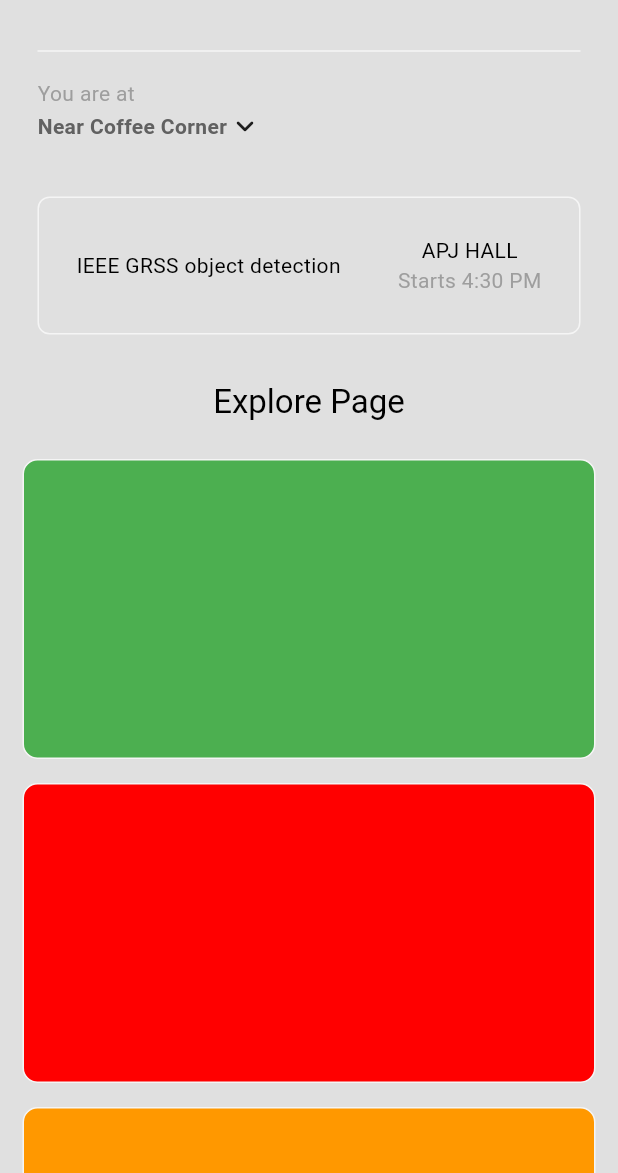
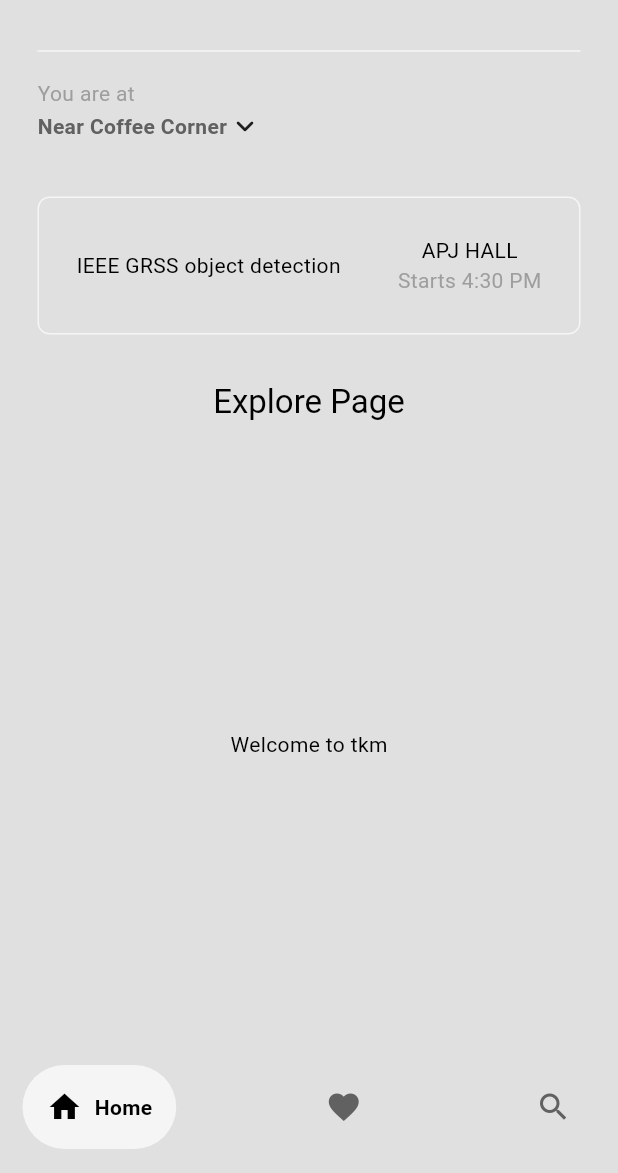
Before and after one commit to sadhav16/Dbms-Mini-Project, a Flutter app: the HomePage screen opened directly, on a phone screen of 412 x 824 dp, the part 63-1236 px from its top. Run offline on Flutter 3.47's test engine with Material 3 defaults, Android fonts, the light colour scheme and no system bars; drawn by our look-alikes of google_nav_bar.

Commit message:
Updated folder

```diff
--- /dev/null
+++ b/lib/components/my_bottom_nav_bar.dart
@@ -0,0 +1,74 @@
+import 'package:ccnewone/pages/explore_favortites_page.dart';
+import 'package:ccnewone/pages/explore_find_page.dart';
+import 'package:ccnewone/pages/explore_home_page.dart';
+import 'package:ccnewone/pages/home_page.dart';
+import 'package:ccnewone/pages/settings_page.dart';
+import 'package:flutter/material.dart';
+import 'package:flutter/widgets.dart';
+import 'package:google_nav_bar/google_nav_bar.dart';
+
+class MyBottomNavBar extends StatefulWidget {
+  const MyBottomNavBar({super.key});
+
+  @override
+  State<MyBottomNavBar> createState() => _MyBottomNavBarState();
+}
+
+class _MyBottomNavBarState extends State<MyBottomNavBar> {
+  int _selectedindex = 0;
+
+  void _navigateBottomBar(int index){
+    setState(() {
+      _selectedindex = index;
+    });
+  }
+
+
+  final List<Widget> _pages = [
+    ExploreHomePage(),
+    ExploreFavortitesPage(),
+    ExploreFindPage(),
+  ];
+
+  @override
+  Widget build(BuildContext context) {
+    return Scaffold(
+      body: _pages[_selectedindex],
+      bottomNavigationBar: Container(
+        color: Theme.of(context).colorScheme.surface,
+        child: Padding(
+          padding: const EdgeInsets.symmetric(horizontal:  15.0,vertical: 16),
+          child: GNav(
+            backgroundColor: Theme.of(context).colorScheme.surface,
+            color: Theme.of(context).colorScheme.inversePrimary,
+            tabBackgroundColor: Theme.of(context).colorScheme.secondary,
+            padding: EdgeInsets.all(16),
+            gap: 8,
+            selectedIndex: _selectedindex,
+            onTabChange: (index) {
+              setState(() {
+                _selectedindex = index;
+              });
+            },
+            tabs: const [
+              GButton(
+                icon: Icons.home,
+                text: 'Home',
+              ),
+
+              GButton(
+                icon: Icons.favorite,
+                text: 'Highlights',
+              ),
+
+              GButton(
+                icon: Icons.search,
+                text: 'Find',
+              ),
+            ],
+          ),
+        ),
+      ),
+    );
+  }
+}
--- a/lib/components/my_home_components.dart
+++ b/lib/components/my_home_components.dart
@@ -24,7 +24,7 @@ class MyHomeComponents extends StatelessWidget {
           width: 200,
           child: Padding(
             padding: const EdgeInsets.only(right: 30.0),
-            //child: Text(title,style: const TextStyle(fontSize: 20),),
+            child: Text(title,style: const TextStyle(fontSize: 20),),
 
           ),
 
--- /dev/null
+++ b/lib/pages/explore_home_page.dart
@@ -0,0 +1,12 @@
+import 'package:flutter/material.dart';
+
+class ExploreHomePage extends StatelessWidget {
+  const ExploreHomePage({super.key});
+
+  @override
+  Widget build(BuildContext context) {
+    return Center(
+      child: Text('Welcome to tkm'),
+    );
+  }
+}
--- a/lib/pages/home_page.dart
+++ b/lib/pages/home_page.dart
@@ -1,3 +1,4 @@
+import 'package:ccnewone/components/my_bottom_nav_bar.dart';
 import 'package:ccnewone/components/my_current_event.dart';
 import 'package:ccnewone/components/my_current_location.dart';
 import 'package:ccnewone/components/my_drawer.dart';
@@ -47,6 +48,8 @@ class _HomePageState extends State<HomePage> {
         ),
         ],
 
+        body: const MyBottomNavBar(),
+        /*
         body: ListView(
           children: [
             MyHomeComponents(
@@ -75,7 +78,7 @@ class _HomePageState extends State<HomePage> {
             ),
           ],
           ),
-
+        */
         ),
       );
   }
--- a/pubspec.yaml
+++ b/pubspec.yaml
@@ -14,6 +14,9 @@ dependencies:
 dev_dependencies:
   flutter_test:
     sdk: flutter
+
+  google_nav_bar: ^5.0.6
+
   flutter_lints: ^3.0.0
 
 flutter:
```
Also changed, not shown: lib/pages/explore_favortites_page.dart (added, +12 -0 lines), lib/pages/explore_find_page.dart (added, +12 -0 lines), pubspec.lock.
